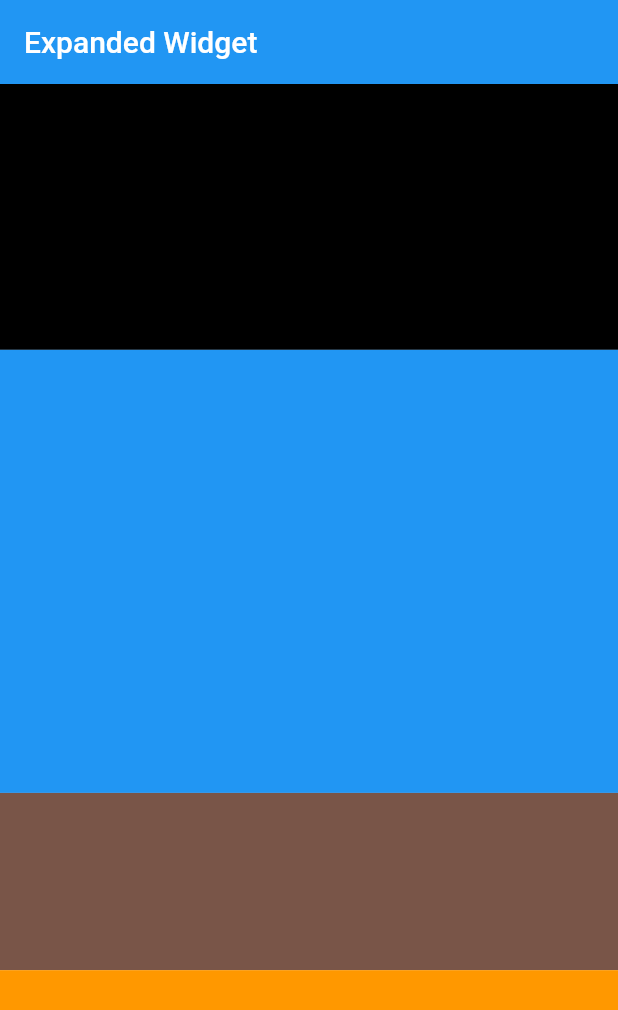
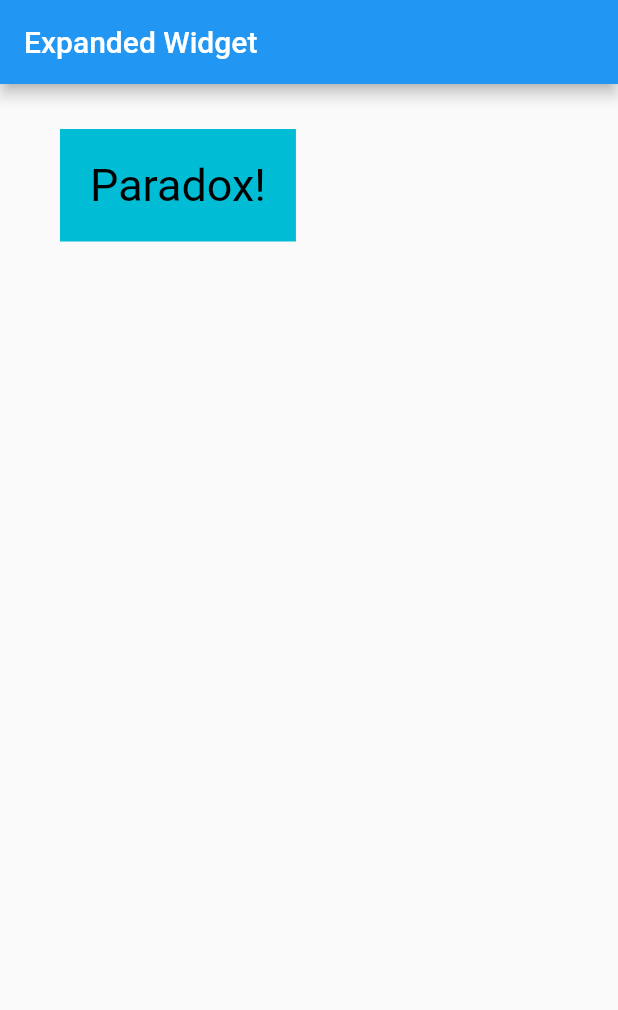
Before and after one commit to yasin9064/flutter_application_1, a Flutter app: the screen it shows after launch, on a phone screen of 412 x 824 dp. Shown: the top 1010 px of the screen. Run offline on Flutter 3.47's test engine with Material 2 defaults, Android fonts, the phone set to English and light mode, and no system bars.

Commit message:
Learn about Padding/Margin.

```diff
--- a/lib/HomeScreen.dart
+++ b/lib/HomeScreen.dart
@@ -12,39 +12,14 @@ class HomeScreen extends StatelessWidget {
         appBar: AppBar(
           title: Text("Expanded Widget"),
         ),
-        body: Column(
-          children: [
-            Expanded(
-              flex: 3,
-              child: Container(
-                height: 100,
-                color: Colors.black,
-              )
-            ),
-            Expanded(
-              flex: 5,
-              child: Container(
-                height: 100,
-                color: Colors.blue,
-              )
-            ),
-            Expanded(
-              flex:2,
-              child: Container(
-                height: 100,
-                color: Colors.brown,
-              )
-            ),
-            Expanded(
-              flex: 3,
-              child: Container(
-                height: 100,
-                color: Colors.orange
-              )
-            ),
-
-          ],
-      )
+        body: Container(
+          color: Colors.cyan,
+          margin: EdgeInsets.only(top: 30, left: 40),
+          child: Padding(
+            padding: const EdgeInsets.all(20),
+            child: Text('Paradox!',style: TextStyle(fontSize: 30,color: Colors.black),),
+          ),
+        )
     );
   }
 }
```
